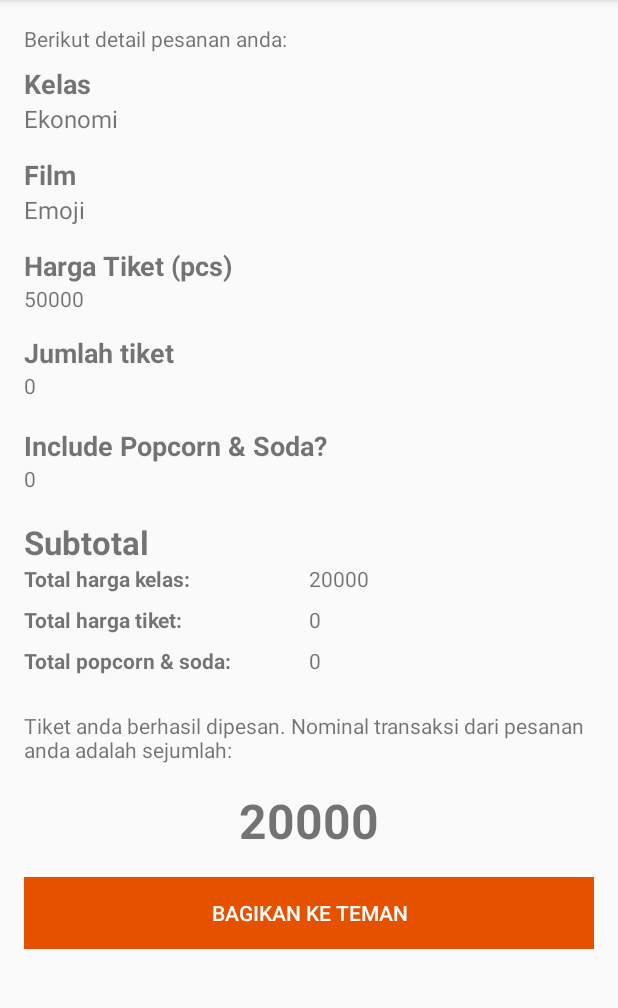
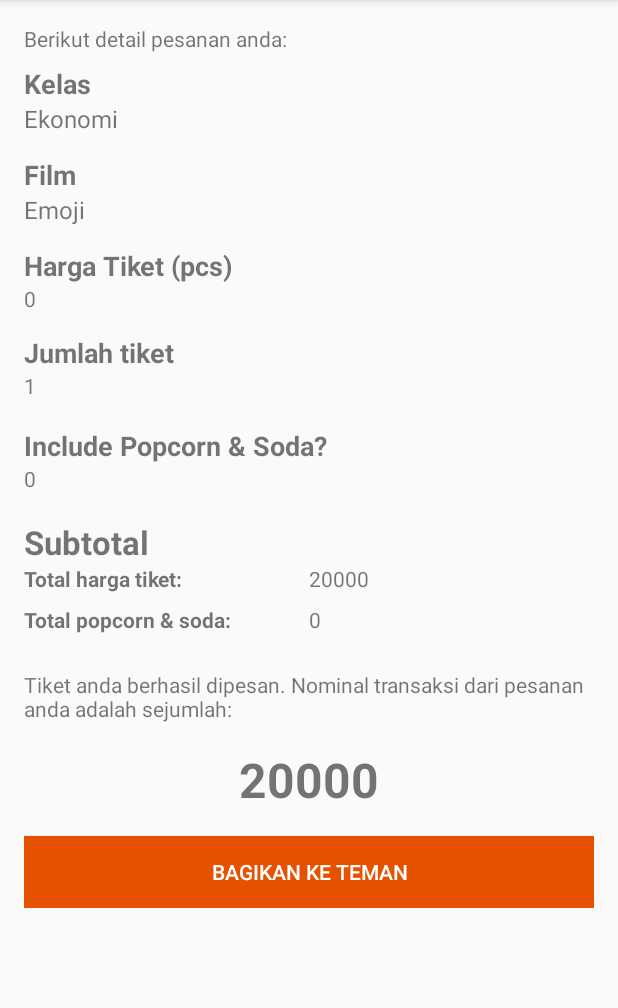
Before and after one commit to wdharmana/CinemaTix, an Android app: the screen it shows after launch (ResultActivity), after a tap on "PESAN TIKET", on a phone screen of 412 x 824 dp, the part 84-1092 px from its top. Run offline under Robolectric (Android 15) with nearby library versions, the phone set to English and light mode, and no system bars.

```diff
--- a/app/src/main/java/com/android/cinematix/MainActivity.java
+++ b/app/src/main/java/com/android/cinematix/MainActivity.java
@@ -21,6 +21,10 @@ public class MainActivity extends AppCompatActivity implements AdapterView.OnIte
     private RadioGroup rgAdditional;
     private RadioButton rbAdditional;
     private EditText etJumlah;
+    private Spinner spClass,spFilm;
+
+    private List<String> classCinematix;
+    private List<String> filmCinematix;
 
     @Override
     protected void onCreate(Bundle savedInstanceState) {
@@ -28,8 +32,8 @@ public class MainActivity extends AppCompatActivity implements AdapterView.OnIte
         setContentView(R.layout.activity_main);
 
         // Spinner Element
-        final Spinner spClass = (Spinner) findViewById(R.id.sp_class);
-        final Spinner spFilm = (Spinner) findViewById(R.id.sp_movie);
+        spClass = (Spinner) findViewById(R.id.sp_class);
+        spFilm = (Spinner) findViewById(R.id.sp_movie);
 
         // Radio element
         rgAdditional = (RadioGroup) findViewById(R.id.rg_additional);
@@ -42,12 +46,12 @@ public class MainActivity extends AppCompatActivity implements AdapterView.OnIte
         spFilm.setOnItemSelectedListener(this);
 
         // Spinner Dropdown elements
-        List<String> classCinematix = new ArrayList<String>();
+        classCinematix = new ArrayList<String>();
         classCinematix.add("Ekonomi");
         classCinematix.add("Regular");
         classCinematix.add("Eksekutif");
 
-        final List<String> filmCinematix = new ArrayList<String>();
+        filmCinematix = new ArrayList<String>();
         filmCinematix.add("Emoji");
         filmCinematix.add("Star Wars: The last Jedi");
         filmCinematix.add("Rumah Pengabdi Setan?");
@@ -76,6 +80,19 @@ public class MainActivity extends AppCompatActivity implements AdapterView.OnIte
         btnBook.setOnClickListener(new View.OnClickListener() {
             @Override
             public void onClick(View view) {
+
+                boolean valid = true;
+
+                if (etJumlah.getText().length() < 1) {
+                    etJumlah.setError("Wajib diisi!");
+                    valid = false;
+                } else if (Integer.parseInt(etJumlah.getText().toString()) < 1) {
+                    etJumlah.setError("Minimal 1 tiket");
+                    valid = false;
+                }
+
+                if (valid) {
+
                     Intent intent = new Intent(MainActivity.this, ResultActivity.class);
 
                     intent.putExtra("classCinematix", spClass.getSelectedItem().toString());
@@ -88,6 +105,8 @@ public class MainActivity extends AppCompatActivity implements AdapterView.OnIte
                     intent.putExtra("jumlahCinematix", etJumlah.getText().toString());
 
                     startActivity(intent);
+
+                }
             }
         });
 
--- a/app/src/main/java/com/android/cinematix/ResultActivity.java
+++ b/app/src/main/java/com/android/cinematix/ResultActivity.java
@@ -2,17 +2,15 @@ package com.android.cinematix;
 
 import android.content.Intent;
 import android.os.Bundle;
-import android.support.annotation.InterpolatorRes;
 import android.support.v7.app.AppCompatActivity;
 import android.view.View;
 import android.widget.Button;
 import android.widget.TextView;
-import android.widget.Toast;
 
 public class ResultActivity extends AppCompatActivity {
 
     private TextView tvClass, tvMovie, tvRate, tvAdditional, tvJumlah;
-    private TextView tvClassSubtotal, tvSubTotalTicket, tvSubTotalAddtional, tvTotal;
+    private TextView tvSubTotalTicket, tvSubTotalAddtional, tvTotal;
     private Button btnShare;
 
     @Override
@@ -26,7 +24,6 @@ public class ResultActivity extends AppCompatActivity {
         tvAdditional = (TextView) findViewById(R.id.tv_additional);
         tvJumlah = (TextView) findViewById(R.id.tv_jumlah);
 
-        tvClassSubtotal = (TextView) findViewById(R.id.tv_class_subtotal);
         tvSubTotalTicket = (TextView) findViewById(R.id.tv_ticket_subtotal);
         tvSubTotalAddtional = (TextView) findViewById(R.id.tv_additional_subtotal);
         tvTotal = (TextView) findViewById(R.id.tv_total);
@@ -42,28 +39,27 @@ public class ResultActivity extends AppCompatActivity {
         String movieCinematix = intent.getStringExtra("filmCinematix");
         tvMovie.setText(movieCinematix);
 
-        int rate = getPriceBasedOnMovie(movieCinematix);
+        int rate = 0;
         tvRate.setText(String.valueOf(rate));
 
         final String additional = intent.getStringExtra("additionalCinematix");
         int priceAdditional = getPriceBasedOnAdditional(additional);
         tvAdditional.setText(String.valueOf(priceAdditional));
 
-        String jumlah = intent.getStringExtra("jumlahCinematix").equals("") ? "0" : intent.getStringExtra("jumlahCinematix");
+        String jumlah = intent.getStringExtra("jumlahCinematix");
         tvJumlah.setText(jumlah);
 
         // Sub total
         int priceClass = getPriceBasedOnClass(classCinematix);
-        tvClassSubtotal.setText(String.valueOf(priceClass));
 
-        int subTotalMovie = getSubTotalTicket(rate, Integer.valueOf(jumlah));
+        int subTotalMovie = priceClass * Integer.valueOf(jumlah);
         tvSubTotalTicket.setText(String.valueOf(subTotalMovie));
 
-        int subTotalAddtional = getSubTotalAdditional(priceAdditional, Integer.valueOf(jumlah));
+        int subTotalAddtional = priceAdditional * Integer.valueOf(jumlah);
         tvSubTotalAddtional.setText(String.valueOf(subTotalAddtional));
 
         // Total
-        int total = getTotalPrice(priceClass, subTotalMovie, subTotalAddtional);
+        int total = subTotalMovie + subTotalAddtional;
         tvTotal.setText(String.valueOf(total));
 
         btnShare = (Button) findViewById(R.id.btn_share);
@@ -71,9 +67,9 @@ public class ResultActivity extends AppCompatActivity {
             @Override
             public void onClick(View v) {
                 String sendText = "Memesan " + tvJumlah.getText().toString() + " tiket " +
-                                    tvMovie.getText().toString() + ". Kelas " + tvClass.getText().toString() +
-                                    ", include popcorn dan soda : " + additional + ".\n" +
-                                    "Total Harga : " + tvTotal.getText().toString();
+                        tvMovie.getText().toString() + ". Kelas " + tvClass.getText().toString() +
+                        ", include popcorn dan soda : " + additional + ".\n" +
+                        "Total Harga : " + tvTotal.getText().toString();
                 Intent sendIntent = new Intent();
                 sendIntent.setAction(Intent.ACTION_SEND);
                 sendIntent.putExtra(Intent.EXTRA_TEXT, sendText);
@@ -116,47 +112,9 @@ public class ResultActivity extends AppCompatActivity {
         return price;
     }
 
-    public int getPriceBasedOnMovie(String movie) {
-        int price = 0;
-        switch (movie) {
-            case "Emoji":
-                price = 50000;
-                break;
-            case "Star Wars: The last Jedi":
-                price = 70000;
-                break;
-            case "Rumah Pengabdi Setan?":
-            case "IT!":
-            case "Happy Death Day":
-                price = 65000;
-                break;
-            case "Interstellar":
-            case "Thor: Ragnarok":
-            case "Guardians Of Galaxy. Volume 2":
-                price = 80000;
-                break;
-            case "Blade Runner 2049":
-                price = 90000;
-                break;
-            case "Pokemon: I Choose You":
-                price = 100000;
-                break;
-            default:
-                price = 0;
-                break;
-        }
-        return price;
-    }
-
-    public int getSubTotalTicket(int moviePrice, int pcs) {
-        return moviePrice * pcs;
-    }
 
     public int getSubTotalAdditional(int additionalPrice, int pcs) {
         return additionalPrice * pcs;
     }
 
-    public int getTotalPrice(int subTotalClass, int subTotalTicket, int subTotalAdditional) {
-        return subTotalClass + subTotalTicket + subTotalAdditional;
-    }
 }
--- a/app/src/main/res/layout/activity_result.xml
+++ b/app/src/main/res/layout/activity_result.xml
@@ -101,30 +101,7 @@
                 android:layout_width="match_parent"
                 android:layout_height="wrap_content" />
 
-            <LinearLayout
-                android:orientation="horizontal"
-                android:layout_width="match_parent"
-                android:layout_height="match_parent"
-                android:weightSum="1"
-                android:layout_marginBottom="8dp">
 
-                <TextView
-                    android:text="@string/total_class_label"
-                    android:layout_width="0dp"
-                    android:layout_height="wrap_content"
-                    android:layout_weight="0.5"
-                    android:textStyle="bold"
-                    android:textSize="14sp"/>
-
-                <TextView
-                    android:id="@+id/tv_class_subtotal"
-                    android:layout_width="0dp"
-                    android:layout_height="wrap_content"
-                    android:layout_weight="0.5"
-                    android:textSize="14sp"
-                    tools:text="20.000"/>
-
-            </LinearLayout>
 
             <LinearLayout
                 android:orientation="horizontal"
```
Also changed, not shown: app/src/main/res/layout/activity_main.xml (+10 -7 lines). Lines whose indentation alone changed are shown as unchanged.
